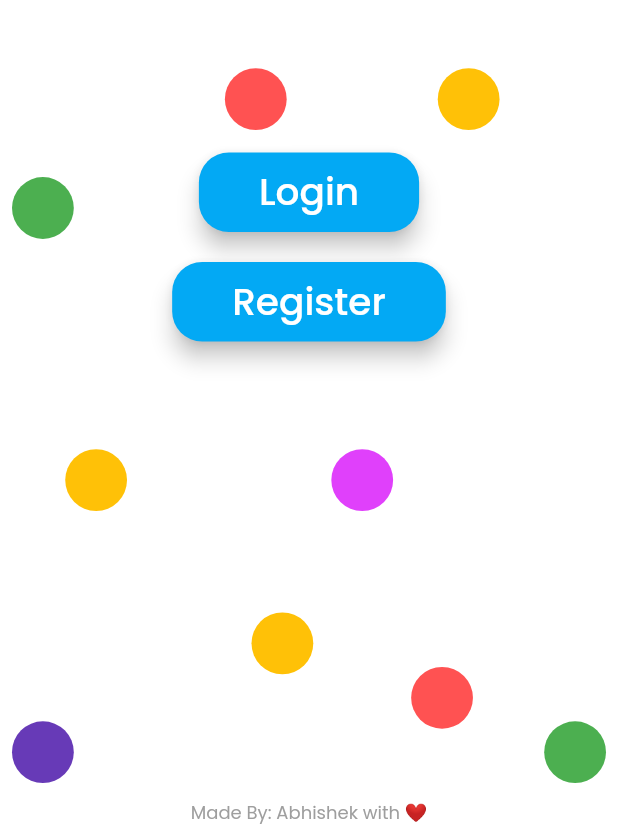
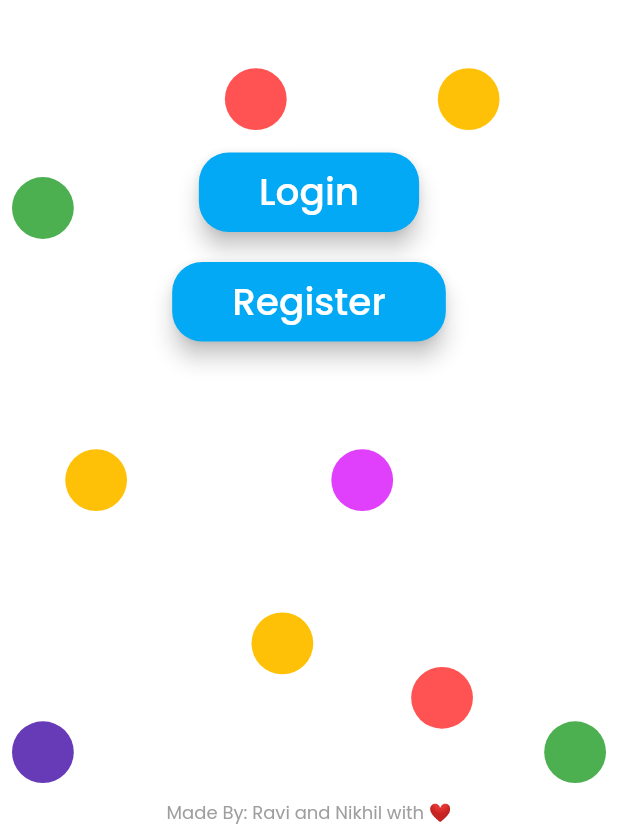
Before and after one commit to abhikrnigam/ChatsyFlutter, a Flutter app: the screen it shows after launch, on a phone screen of 412 x 824 dp, the part 410-1236 px from its top. Run offline on Flutter 3.47's test engine with Material 2 defaults, Android fonts, the phone set to English and light mode, and no system bars; our stand-ins replace cloud_firestore, custom_radio_grouped_button, firebase_auth, firebase_storage, font_awesome_flutter, geolocator and 5 more; missing offline and left inert: cloud_firestore_web, firebase_auth_web, firebase_core_web, geoflutterfire, google_sign_in_web, shared_preferences_web; accounts and stored records are empty.

Commit message:
Updated the project and added the podfile

```diff
--- a/lib/Screens/welcomescreen.dart
+++ b/lib/Screens/welcomescreen.dart
@@ -109,7 +109,7 @@ class WelcomeScreen extends StatelessWidget {
                   ),
                 ),
                 Spacer(flex:3),
-                Text("Made By: Abhishek with ❤️",
+                Text("Made By: Ravi and Nikhil with ❤️",
                 style: GoogleFonts.poppins(
                   fontSize: 12.0,
                   color: Colors.grey,
```
Also changed, not shown: pubspec.lock, 48 other files.
